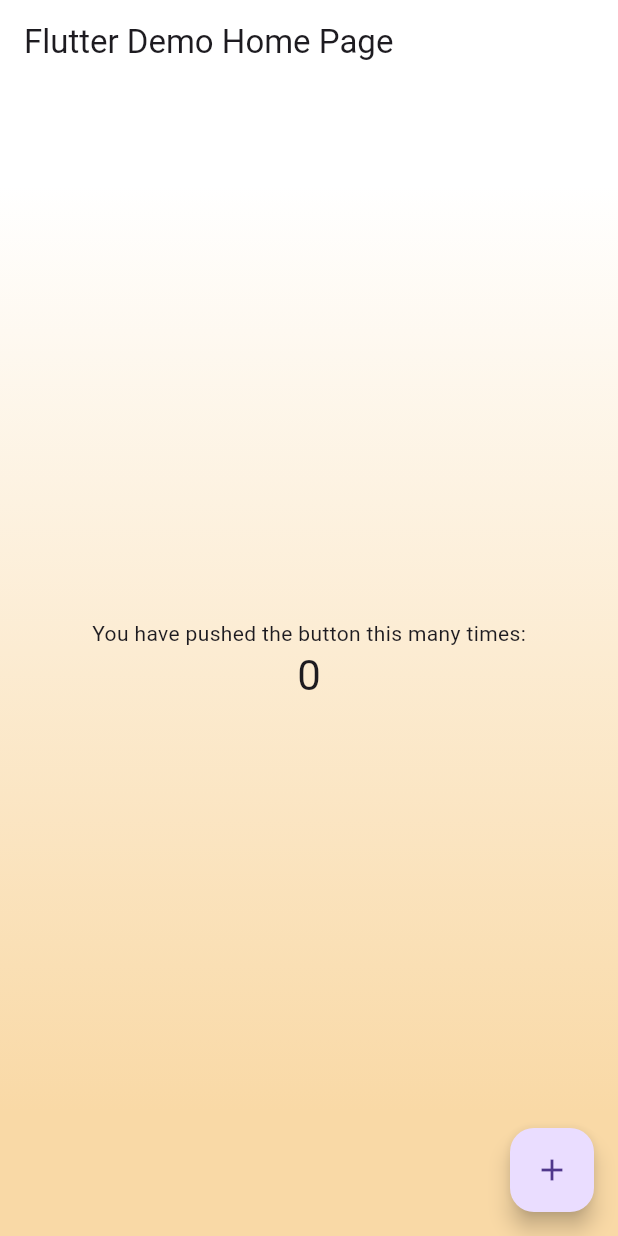
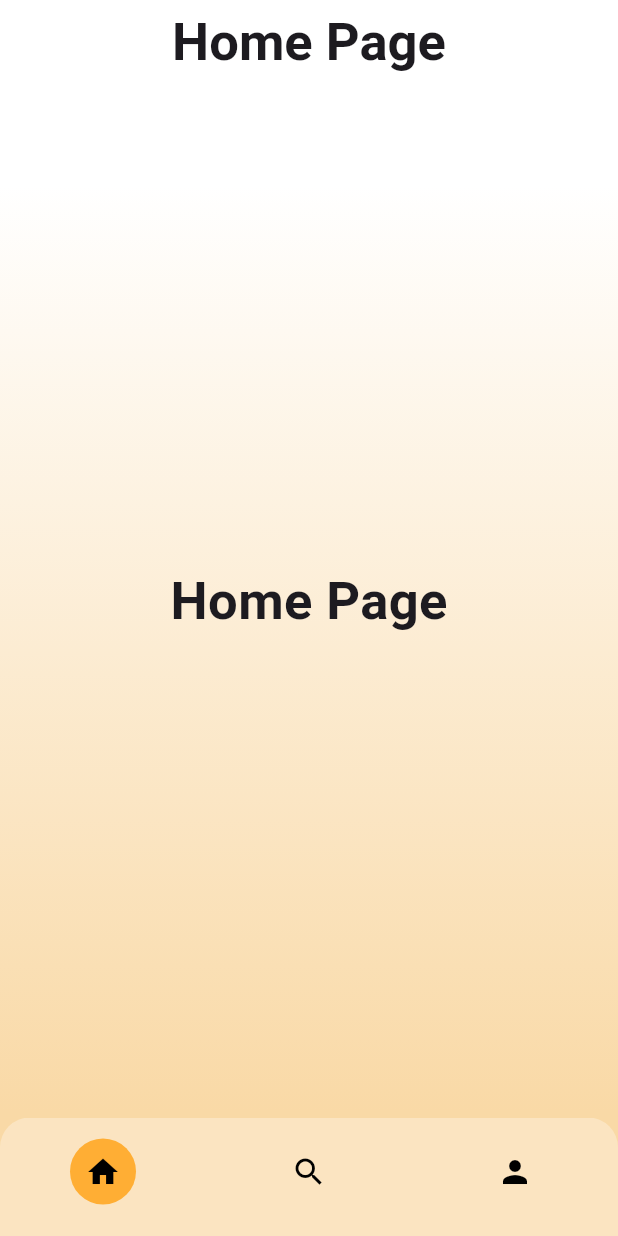
Before and after one commit to Liontrade/simba, a Flutter app: the screen it shows after launch, on a phone screen of 412 x 824 dp. Run offline on Flutter 3.47's test engine with Material 3 defaults, Android fonts, the phone set to English and light mode, and no system bars.

Commit message:
Add bottom navbar and portfolio screen

```diff
--- a/lib/main.dart
+++ b/lib/main.dart
@@ -1,5 +1,7 @@
 import 'package:flutter/material.dart';
+import 'package:simba/screens/portfolio_screen.dart';
 import 'package:simba/style/_style.dart';
+import 'package:simba/widgets/bottom_nav_bar/frosted_glass_bottom_navbar.dart';
 
 void main() {
   runApp(const MyApp());
@@ -15,61 +17,7 @@
       theme: ThemeData(
         useMaterial3: true,
       ),
-      home: const MyHomePage(title: 'Flutter Demo Home Page'),
+      home: const PortfolioScreen(),
     );
   }
 }
-
-class MyHomePage extends StatefulWidget {
-  const MyHomePage({super.key, required this.title});
-
-  final String title;
-
-  @override
-  State<MyHomePage> createState() => _MyHomePageState();
-}
-
-class _MyHomePageState extends State<MyHomePage> {
-  int _counter = 0;
-
-  void _incrementCounter() {
-    setState(() {
-      _counter++;
-    });
-  }
-
-  @override
-  Widget build(BuildContext context) {
-    return Container(
-      decoration: BoxDecoration(
-        gradient: LtGradient.whiteToYellow,
-      ),
-      child: Scaffold(
-        backgroundColor: Colors.transparent,
-        appBar: AppBar(
-          backgroundColor: Colors.transparent,
-          title: Text(widget.title),
-        ),
-        body: Center(
-          child: Column(
-            mainAxisAlignment: MainAxisAlignment.center,
-            children: <Widget>[
-              const Text(
-                'You have pushed the button this many times:',
-              ),
-              Text(
-                '$_counter',
-                style: Theme.of(context).textTheme.headlineMedium,
-              ),
-            ],
-          ),
-        ),
-        floatingActionButton: FloatingActionButton(
-          onPressed: _incrementCounter,
-          tooltip: 'Increment',
-          child: const Icon(Icons.add),
-        ),
-      ),
-    );
-  }
-}
--- /dev/null
+++ b/lib/screens/portfolio_screen.dart
@@ -0,0 +1,50 @@
+import 'package:flutter/material.dart';
+import 'package:simba/style/_style.dart';
+import 'package:simba/widgets/bottom_nav_bar/frosted_glass_bottom_navbar.dart';
+
+class PortfolioScreen extends StatefulWidget {
+  const PortfolioScreen({super.key});
+
+  @override
+  State<PortfolioScreen> createState() => _PortfolioScreenState();
+}
+
+class _PortfolioScreenState extends State<PortfolioScreen> {
+  int _selectedIndex = 0;
+
+  static const List<Widget> _widgetOptions = <Widget>[
+    Text('Home Page', style: TextStyle(fontSize: 35, fontWeight: FontWeight.bold)),
+    Text('Search Page', style: TextStyle(fontSize: 35, fontWeight: FontWeight.bold)),
+    Text('Profile Page', style: TextStyle(fontSize: 35, fontWeight: FontWeight.bold)),
+  ];
+
+  void _onItemTapped(int index) {
+    setState(() {
+      _selectedIndex = index;
+    });
+  }
+
+  @override
+  Widget build(BuildContext context) {
+    return Container(
+      decoration: BoxDecoration(
+        gradient: LtGradient.whiteToYellow,
+      ),
+      child: Scaffold(
+        backgroundColor: Colors.transparent,
+        appBar: AppBar(
+          backgroundColor: Colors.transparent,
+          title: _widgetOptions.elementAt(_selectedIndex),
+          centerTitle: true,
+        ),
+        body: Center(
+          child: _widgetOptions.elementAt(_selectedIndex),
+        ),
+        bottomNavigationBar: FrostedGlassBottomNavBar(
+          selectedIndex: _selectedIndex,
+          onItemTapped: _onItemTapped,
+        ),
+      ),
+    );
+  }
+}
--- /dev/null
+++ b/lib/widgets/bottom_nav_bar/frosted_glass_bottom_navbar.dart
@@ -0,0 +1,63 @@
+import 'package:flutter/material.dart';
+import 'dart:ui';
+
+import 'package:simba/style/_style.dart';
+
+class FrostedGlassBottomNavBar extends StatelessWidget {
+  final int selectedIndex;
+  final Function(int) onItemTapped;
+
+  const FrostedGlassBottomNavBar({super.key, required this.selectedIndex, required this.onItemTapped});
+
+  BottomNavigationBarItem _buildNavItem({required IconData icon, required int index}) {
+    bool isSelected = selectedIndex == index;
+    return BottomNavigationBarItem(
+      icon: isSelected
+          ? Container(
+              padding: const EdgeInsets.all(10.0),
+              decoration: const BoxDecoration(
+                color: LtColor.yellow,
+                shape: BoxShape.circle,
+              ),
+              child: Icon(icon, color: Colors.black),
+            )
+          : Icon(icon),
+      label: '',
+    );
+  }
+
+  @override
+  Widget build(BuildContext context) {
+    return ClipRect(
+      child: BackdropFilter(
+        filter: ImageFilter.blur(sigmaX: 0.0, sigmaY: 4.0),
+        child: Container(
+          decoration: BoxDecoration(
+            color: Colors.white.withOpacity(0.3),
+            borderRadius: const BorderRadius.only(
+              topLeft: Radius.circular(20.0),
+              topRight: Radius.circular(20.0),
+            ),
+          ),
+          child: BottomNavigationBar(
+            backgroundColor: Colors.transparent,
+            elevation: 0,
+            items: <BottomNavigationBarItem>[
+              _buildNavItem(icon: Icons.home, index: 0),
+              _buildNavItem(icon: Icons.search, index: 1),
+              _buildNavItem(icon: Icons.person, index: 2),
+              //_buildNavItem(icon: Icons.abc, index: 3),
+            ],
+            currentIndex: selectedIndex,
+            selectedItemColor: Colors.black,
+            unselectedItemColor: Colors.black,
+            onTap: onItemTapped,
+            showSelectedLabels: false,
+            // Hide selected item labels
+            showUnselectedLabels: false, // Hide unselected item labels
+          ),
+        ),
+      ),
+    );
+  }
+}
```
